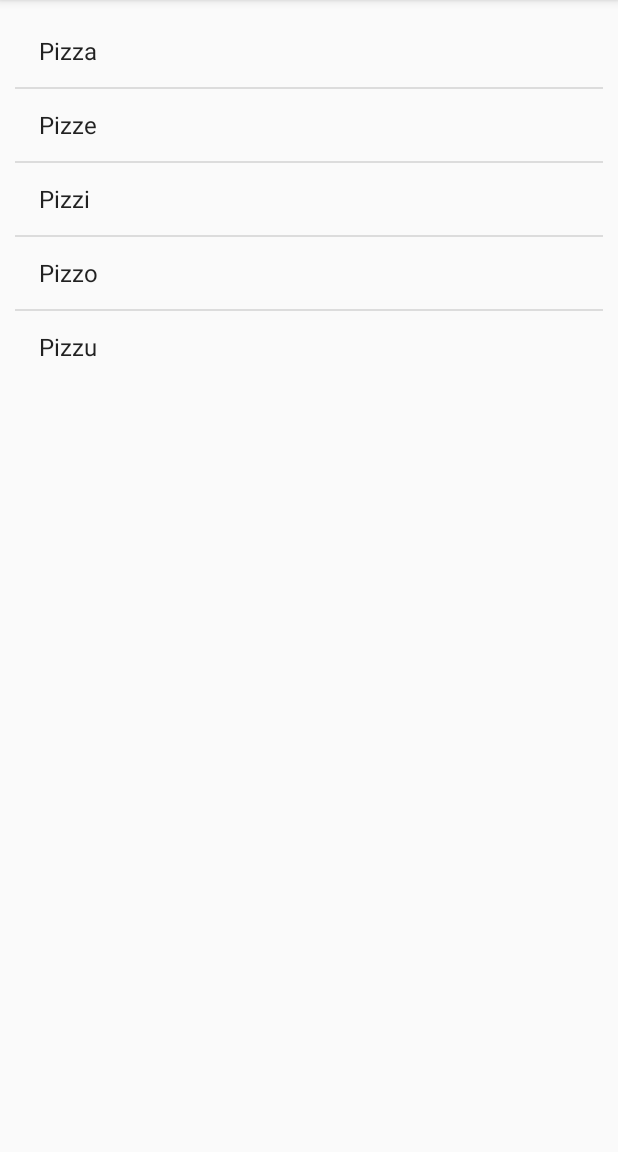
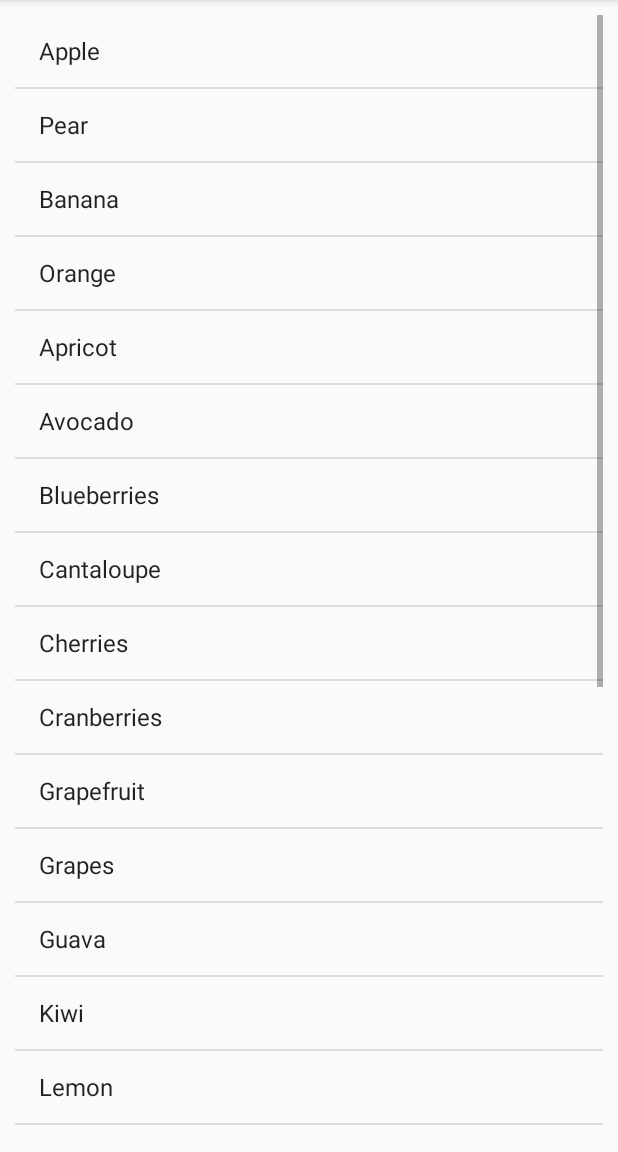
Before and after one commit to Daut13/pantryrecipe1.1, an Android app: the screen it shows after launch (FoodList), in the side drawer, after a tap on "Placeholder", on a phone screen of 412 x 824 dp, the part 84-1236 px from its top. Run offline under Robolectric (Android 15) with nearby library versions, the phone set to English and light mode, and no system bars.

Commit message:
Added buttons back in after fixing the issue with them all going straight to (0,0) Updated names in MainActivity.java from original names to stuff that should make more sense Edited buttons layout in activity_food_select Updating naming conventions in activity_main_drawer, which updated mainactivity strings.xml has more comments and is better laid out. Added more items to test scrolling and removed anything that was excess

```diff
--- a/app/src/main/java/com/example/jacob/myapplication/FoodSelect.java
+++ b/app/src/main/java/com/example/jacob/myapplication/FoodSelect.java
@@ -25,13 +25,49 @@ public class FoodSelect extends AppCompatActivity {
                 startActivity(i);
             }
         });
+
+        Button button2;
+        button2 = (Button) findViewById(R.id.button2);
+        button2.setOnClickListener(new View.OnClickListener() {
+
+            @Override
+            public void onClick(View view) {
+                Intent i = new Intent(FoodSelect.this,FoodList.class);
+                startActivity(i);
+            }
+        });
+
+        Button button3;
+        button3 = (Button) findViewById(R.id.button3);
+        button3.setOnClickListener(new View.OnClickListener() {
+
+            @Override
+            public void onClick(View view) {
+                Intent i = new Intent(FoodSelect.this,FoodList.class);
+                startActivity(i);
+            }
+        });
+
+        Button button4;
+        button4 = (Button) findViewById(R.id.button4);
+        button4.setOnClickListener(new View.OnClickListener() {
+
+            @Override
+            public void onClick(View view) {
+                Intent i = new Intent(FoodSelect.this,FoodList.class);
+                startActivity(i);
+            }
+        });
+
+        Button button5;
+        button5 = (Button) findViewById(R.id.button5);
+        button5.setOnClickListener(new View.OnClickListener() {
+
+            @Override
+            public void onClick(View view) {
+                Intent i = new Intent(FoodSelect.this,FoodList.class);
+                startActivity(i);
+            }
+        });
     }
 }
-
-/*
-* Above is a large onclick for the buttons on the select page
-* This is used to navigate to individual fragments for each of the buttons
-* which should function differently from one another. They essentially act as 7 different pages.
-* fbut# refers to the fragment and the number associated with it
-* fButTrans# refers to the fragment transition and the number associated with it.
-*/
--- a/app/src/main/java/com/example/jacob/myapplication/MainActivity.java
+++ b/app/src/main/java/com/example/jacob/myapplication/MainActivity.java
@@ -102,19 +102,19 @@ public class MainActivity extends AppCompatActivity
         // Handle navigation view item clicks here.
         int id = item.getItemId();
 
-        if (id == R.id.nav_camera) {
+        if (id == R.id.nav_foodlist) {
             Intent startNewActivity = new Intent(this, FoodSelect.class);
             startActivity(startNewActivity);
-        } else if (id == R.id.nav_gallery) {
+        } else if (id == R.id.nav_saved_recipe) {
             RecipeListFrag fragment = new RecipeListFrag();
             android.support.v4.app.FragmentTransaction fragmentTransaction =
                     getSupportFragmentManager().beginTransaction();
             fragmentTransaction.replace(R.id.fragment_container, fragment);
             fragmentTransaction.commit();
-        } else if (id == R.id.nav_slideshow) {
+        } else if (id == R.id.nav_placeholder) {
             Intent startNewActivity2 = new Intent(this, FoodList.class);
             startActivity(startNewActivity2);
-        } else if (id == R.id.nav_manage) {
+        } else if (id == R.id.nav_tools) {
 
         }
 
--- a/app/src/main/res/layout/nav_header_main.xml
+++ b/app/src/main/res/layout/nav_header_main.xml
@@ -24,7 +24,7 @@
     <TextView
         android:layout_width="match_parent"
         android:layout_height="wrap_content"
-        android:text="@string/pantry_recipes"
+        android:text="@string/app_name"
         android:textColor="#000000"
         android:textAppearance="@style/TextAppearance.AppCompat.Body1" />
 
--- a/app/src/main/res/values/strings.xml
+++ b/app/src/main/res/values/strings.xml
@@ -1,24 +1,58 @@
 <resources>
+    <!--APP NAME-->
     <string name="app_name">PantryEats</string>
 
+    <!--This is a toggle-->
     <string name="navigation_drawer_open">Open navigation drawer</string>
     <string name="navigation_drawer_close">Close navigation drawer</string>
-    <string name="pantry_recipes">PantryEats</string>
+
+    <!--These are related to the different menu items-->
+    <string name="fdlst">Food List</string>
+    <string name="svdrcp">Saved Recipes</string>
+    <string name="plchold">Placeholder</string>
+    <string name="tls">Tools</string>
+    <string name="action_settings">Settings</string>
     <string name="find">Find recipes from your pantry!</string>
+
+    <!--String used for Add Item buttons-->
+    <string name="additem">Add Item +</string>
+
     <string name="start_menu_text">Please Navigate from the side panel
 located at the top left hand side of
 the screen.</string>
-    <string name="additem">Add Item +</string>
+
+
+
+    <!-- This is where we keep all of the food names that are hard
+         coded for right now. Eventually we will just pull from the database,
+         but this is how it currently looks.-->
     <string-array name="my_foods">
-        <item>Pizza</item>
-        <item>Pizze</item>
-        <item>Pizzi</item>
-        <item>Pizzo</item>
-        <item>Pizzu</item>
+        <item>Apple</item>
+        <item>Pear</item>
+        <item>Banana</item>
+        <item>Orange</item>
+        <item>Apricot</item>
+        <item>Avocado</item>
+        <item>Blueberries</item>
+        <item>Cantaloupe</item>
+        <item>Cherries</item>
+        <item>Cranberries</item>
+        <item>Grapefruit</item>
+        <item>Grapes</item>
+        <item>Guava</item>
+        <item>Kiwi</item>
+        <item>Lemon</item>
+        <item>Lime</item>
+        <item>Mango</item>
+        <item>Olive</item>
+        <item>Peach</item>
+        <item>Pineapple</item>
+        <item>Plum</item>
+        <item>Pomegranate</item>
+        <item>Raspberries</item>
+        <item>Strawberries</item>
+        <item>Tangerine</item>
+        <item>Watermelon</item>
     </string-array>
 
-    <string name="action_settings">Settings</string>
-
-    <!-- TODO: Remove or change this placeholder text -->
-    <string name="hello_blank_fragment">Hello blank fragment</string>
 </resources>
```
Also changed, not shown: app/src/main/res/layout/activity_food_select.xml (+72 -4 lines), app/src/main/res/menu/activity_main_drawer.xml (+8 -8 lines).
